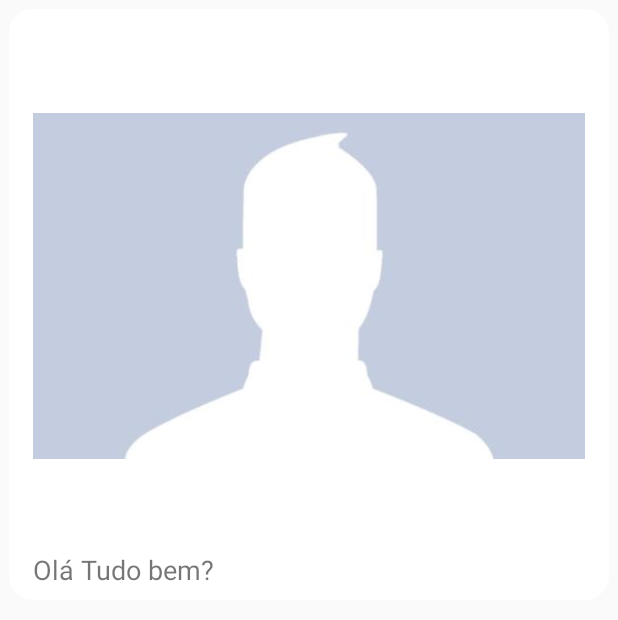
After one commit to davif10/whatsapp-android-java, an Android app: the layout adapter_mensagem_destinatario.xml on its own in the app's theme, with its tools: preview values and no code run, on a phone screen of 412 x 824 dp. The commit adds this screen. Shown: the top 620 px of the screen. Run offline under Robolectric (Android 15) with nearby library versions, the phone set to English and light mode, and no system bars.

Commit message:
Listando as mensagens enviadas.Adicionado o adapter para as mensagens enviadas pelo remetente e pelo destinatário.

```diff
--- /dev/null
+++ b/WhatsApp/app/src/main/res/drawable/bg_balao.xml
@@ -0,0 +1,15 @@
+<?xml version="1.0" encoding="utf-8"?>
+<shape xmlns:android="http://schemas.android.com/apk/res/android">
+
+    <solid android:color="@color/colorPrimary"/>
+
+    <corners android:radius="16dp"/>
+    <padding
+        android:top="8dp"
+        android:bottom="8dp"
+        android:left="16dp"
+        android:right="16dp"
+        />
+
+
+</shape>
--- /dev/null
+++ b/WhatsApp/app/src/main/res/layout/adapter_mensagem_destinatario.xml
@@ -0,0 +1,32 @@
+<?xml version="1.0" encoding="utf-8"?>
+<RelativeLayout
+    xmlns:android="http://schemas.android.com/apk/res/android"
+    xmlns:app="http://schemas.android.com/apk/res-auto"
+    xmlns:tools="http://schemas.android.com/tools"
+    android:layout_width="match_parent"
+    android:layout_height="wrap_content">
+    <LinearLayout
+        android:layout_width="wrap_content"
+        android:layout_height="wrap_content"
+        android:layout_margin="6dp"
+        android:background="@drawable/bg_balao"
+        android:backgroundTint="@android:color/white"
+        android:orientation="vertical"
+        android:layout_alignParentLeft="true">
+
+        <ImageView
+            android:id="@+id/imageMensagemFoto"
+            android:layout_width="wrap_content"
+            android:layout_height="wrap_content"
+            app:srcCompat="@drawable/padrao"
+            tools:visibility="visible" />
+
+        <TextView
+            android:id="@+id/textMensagemTexto"
+            android:layout_width="match_parent"
+            android:layout_height="wrap_content"
+            android:text="Olá Tudo bem?"
+            android:textSize="18sp" />
+
+    </LinearLayout>
+</RelativeLayout>
--- a/WhatsApp/app/src/main/res/layout/content_chat.xml
+++ b/WhatsApp/app/src/main/res/layout/content_chat.xml
@@ -8,6 +8,7 @@
     app:layout_behavior="@string/appbar_scrolling_view_behavior">
 
     <androidx.recyclerview.widget.RecyclerView
+        android:id="@+id/recyclerMensagens"
         android:layout_width="match_parent"
         android:layout_height="wrap_content"
         android:layout_weight="1" />
--- a/WhatsApp/app/src/main/res/values/colors.xml
+++ b/WhatsApp/app/src/main/res/values/colors.xml
@@ -4,4 +4,6 @@
     <color name="colorPrimaryDark">#054D44</color>
     <color name="colorAccent">#25d366</color>
     <color name="cinza_claro">#EEEEEE</color>
+
+    <color name="balaoRemetente">#dbf9c4</color>
 </resources>
```
Also changed, not shown: WhatsApp/app/src/main/java/com/davi/whatsapp/activity/ChatActivity.java (+82 -2 lines), WhatsApp/app/src/main/java/com/davi/whatsapp/adapter/MensagensAdapter.java (added, +90 -0 lines), WhatsApp/app/src/main/res/layout/adapter_mensagem_remetente.xml (added, +30 -0 lines).
